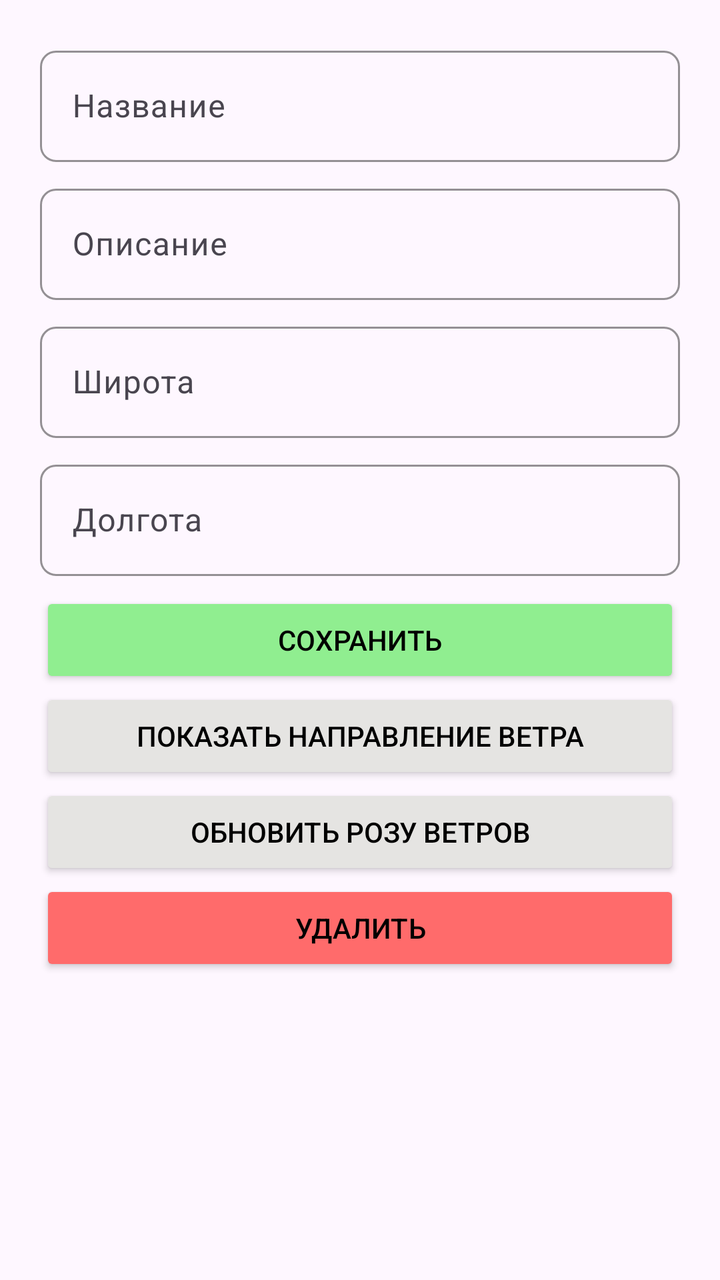
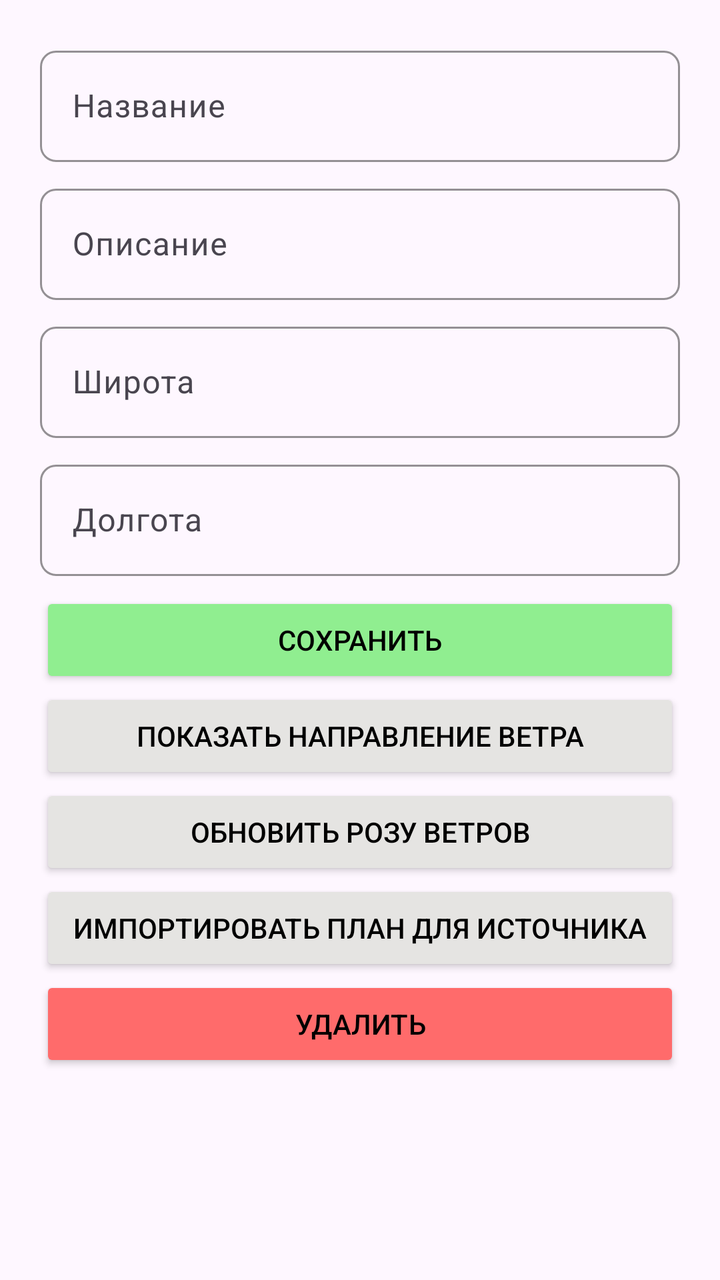

Screens rendered from an Android XML layout before and after an edit, with the pre-edit source and the edit as a unified diff.
<!-- AndroidManifest.xml: application theme Theme.MapApp -->
<!-- res/layout/source_bottom_sheet.xml -->
<?xml version="1.0" encoding="utf-8"?>
<LinearLayout xmlns:android="http://schemas.android.com/apk/res/android"
    xmlns:app="http://schemas.android.com/apk/res-auto"
    android:orientation="vertical"
    android:padding="20dp"
    android:layout_width="match_parent"
    android:layout_height="wrap_content">

    <com.google.android.material.textfield.TextInputLayout
        android:layout_width="match_parent"
        android:layout_height="wrap_content"
        android:layout_marginBottom="8dp"
        android:hint="Название"
        app:boxBackgroundMode="outline"
        app:boxCornerRadiusTopStart="8dp"
        app:boxCornerRadiusTopEnd="8dp"
        app:boxCornerRadiusBottomStart="8dp"
        app:boxCornerRadiusBottomEnd="8dp"
        app:boxStrokeColor="#90EE90"
        app:hintTextColor="#50C878">

        <com.google.android.material.textfield.TextInputEditText
            android:id="@+id/source_title_edit"
            android:layout_width="match_parent"
            android:layout_height="wrap_content"
            android:inputType="textCapSentences"
            android:textColor="#000000" />
    </com.google.android.material.textfield.TextInputLayout>

    <com.google.android.material.textfield.TextInputLayout
        android:layout_width="match_parent"
        android:layout_height="wrap_content"
        android:layout_marginBottom="8dp"
        android:hint="Описание"
        app:boxBackgroundMode="outline"
        app:boxCornerRadiusTopStart="8dp"
        app:boxCornerRadiusTopEnd="8dp"
        app:boxCornerRadiusBottomStart="8dp"
        app:boxCornerRadiusBottomEnd="8dp"
        app:boxStrokeColor="#90EE90"
        app:hintTextColor="#50C878">

        <com.google.android.material.textfield.TextInputEditText
            android:id="@+id/source_description_edit"
            android:layout_width="match_parent"
            android:layout_height="wrap_content"
            android:inputType="textCapSentences"
            android:textColor="#000000" />
    </com.google.android.material.textfield.TextInputLayout>

    <com.google.android.material.textfield.TextInputLayout
        android:layout_width="match_parent"
        android:layout_height="wrap_content"
        android:layout_marginBottom="8dp"
        android:hint="Широта"
        app:boxBackgroundMode="outline"
        app:boxCornerRadiusTopStart="8dp"
        app:boxCornerRadiusTopEnd="8dp"
        app:boxCornerRadiusBottomStart="8dp"
        app:boxCornerRadiusBottomEnd="8dp"
        app:boxStrokeColor="#90EE90"
        app:hintTextColor="#50C878">

        <com.google.android.material.textfield.TextInputEditText
            android:id="@+id/source_latitude_edit"
            android:layout_width="match_parent"
            android:layout_height="wrap_content"
            android:inputType="textCapSentences"
            android:textColor="#000000" />
    </com.google.android.material.textfield.TextInputLayout>

    <com.google.android.material.textfield.TextInputLayout
        android:layout_width="match_parent"
        android:layout_height="wrap_content"
        android:layout_marginBottom="8dp"
        android:hint="Долгота"
        app:boxBackgroundMode="outline"
        app:boxCornerRadiusTopStart="8dp"
        app:boxCornerRadiusTopEnd="8dp"
        app:boxCornerRadiusBottomStart="8dp"
        app:boxCornerRadiusBottomEnd="8dp"
        app:boxStrokeColor="#90EE90"
        app:hintTextColor="#50C878">

        <com.google.android.material.textfield.TextInputEditText
            android:id="@+id/source_longitude_edit"
            android:layout_width="match_parent"
            android:layout_height="wrap_content"
            android:inputType="textCapSentences"
            android:textColor="#000000" />
    </com.google.android.material.textfield.TextInputLayout>

    <Button
        android:id="@+id/source_save_button"
        android:text="Сохранить"
        android:backgroundTint="#90EE90"
        android:textColor="#000000"
        app:shapeAppearanceOverlay="@style/LessRoundedButton"
        app:strokeColor="#50C878"
        app:strokeWidth="2dp"
        android:layout_width="match_parent"
        android:layout_height="wrap_content"
        />

    <Button
        android:id="@+id/source_wind_rose_button"
        android:text="Показать направление ветра"
        android:backgroundTint="#e5e4e2"
        android:textColor="#000000"
        app:shapeAppearanceOverlay="@style/LessRoundedButton"
        app:strokeColor="#808080"
        app:strokeWidth="2dp"
        android:layout_width="match_parent"
        android:layout_height="wrap_content"/>

    <Button
        android:id="@+id/source_update_wind_rose_button"
        android:layout_width="match_parent"
        android:layout_height="wrap_content"
        android:backgroundTint="#e5e4e2"
        android:text="Обновить розу ветров"
        android:textColor="#000000"
        app:shapeAppearanceOverlay="@style/LessRoundedButton"
        app:strokeColor="#808080"
        app:strokeWidth="2dp" />

    <Button
        android:id="@+id/source_delete_button"
        android:text="Удалить"
        android:backgroundTint="#FF6B6B"
        android:textColor="#000000"
        app:shapeAppearanceOverlay="@style/LessRoundedButton"
        app:strokeColor="#D14848"
        app:strokeWidth="2dp"
        android:layout_width="match_parent"
        android:layout_height="wrap_content"/>

</LinearLayout>
<!-- resources referenced by this layout -->
<resources>
  <style name="LessRoundedButton" parent="">
          <item name="cornerSize">8dp</item>
      </style>
  <style name="Theme.MapApp" parent="Base.Theme.MapApp">
          <item name="colorPrimary">@color/primary_green</item>
          <item name="colorPrimaryVariant">@color/primary_dark_green</item>
          <item name="colorOnPrimary">@color/white</item>
  
          <item name="colorSecondary">@color/accent_light</item>
          <item name="colorSecondaryVariant">@color/primary_green</item>
          <item name="colorOnSecondary">@color/black</item>
  
          <item name="android:statusBarColor">@color/primary_dark_green</item>
      </style>
  <style name="Base.Theme.MapApp" parent="Theme.Material3.DayNight.NoActionBar">
          
          
      </style>
  <color name="primary_green">#50C878</color>
  <color name="primary_dark_green">#3e9c5d</color>
  <color name="white">#FFFFFFFF</color>
  <color name="accent_light">#90EE90</color>
  <color name="black">#FF000000</color>
</resources>

<!-- the commit's change to res/layout/source_bottom_sheet.xml (unified diff, before → after) -->
@@ -123,6 +123,16 @@
         app:shapeAppearanceOverlay="@style/LessRoundedButton"
         app:strokeColor="#808080"
         app:strokeWidth="2dp" />
+    <Button
+        android:id="@+id/source_import_plan_button"
+        android:layout_width="match_parent"
+        android:layout_height="wrap_content"
+        android:backgroundTint="#e5e4e2"
+        android:text="Импортировать план для источника"
+        android:textColor="#000000"
+        app:shapeAppearanceOverlay="@style/LessRoundedButton"
+        app:strokeColor="#808080"
+        app:strokeWidth="2dp" />
 
     <Button
         android:id="@+id/source_delete_button"
